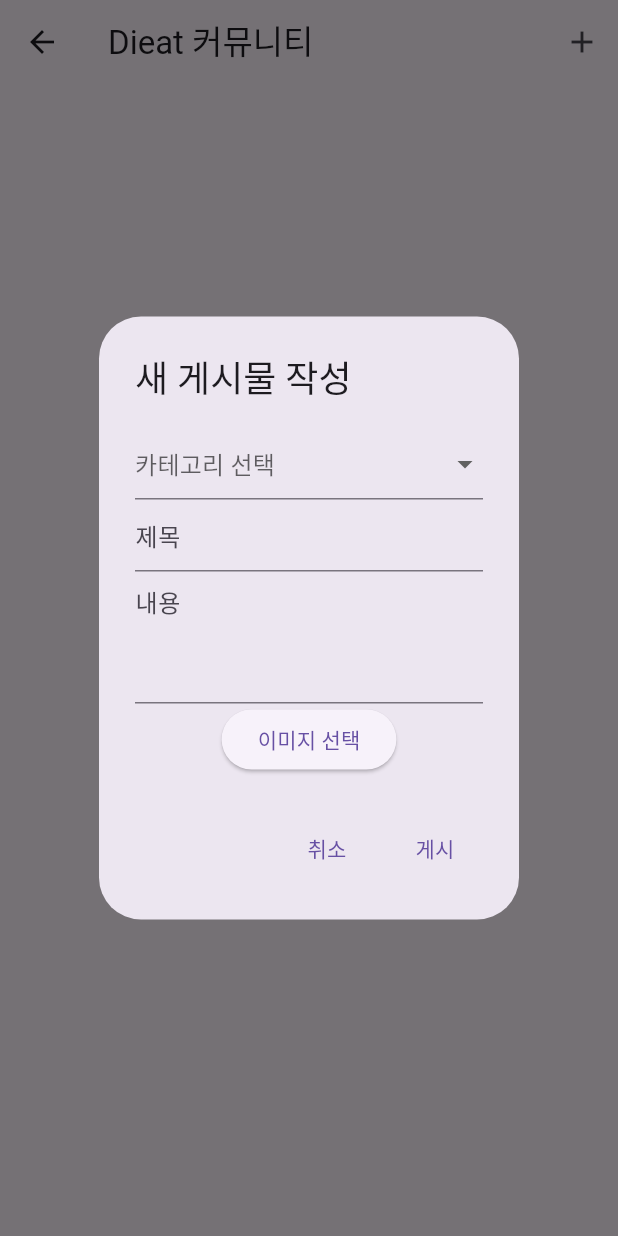
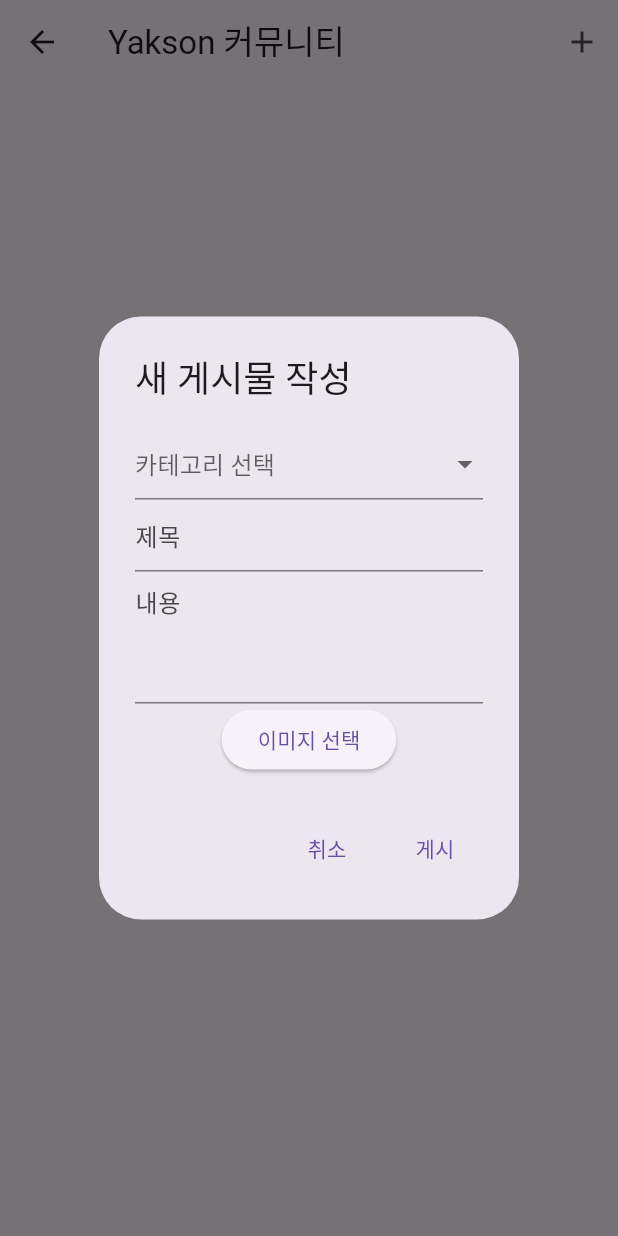
Before and after one commit to SeSACTHONhillinghand/yakson-flutter, a Flutter app: the CommunityScreen screen opened directly with empty values, after a tap on the "add" icon, on a phone screen of 412 x 824 dp. Run offline on Flutter 3.47's test engine with Material 3 defaults, Android fonts, the phone set to English and light mode, and no system bars; our stand-ins replace firebase_auth, firebase_core, font_awesome_flutter, google_sign_in, shared_preferences, table_calendar; accounts and stored records are empty.

Commit message:
Update community.dart

```diff
--- a/lib/community.dart
+++ b/lib/community.dart
@@ -67,7 +67,7 @@ class _CommunityScreenState extends State<CommunityScreen> {
                     DropdownButtonFormField<String>(
                       value: category,
                       hint: Text('카테고리 선택'),
-                      items: ['오운완 인증', '식단 인증']
+                      items: ['약 복용', '사진']
                           .map((label) => DropdownMenuItem(
                         child: Text(label),
                         value: label,
@@ -212,7 +212,7 @@ class _CommunityScreenState extends State<CommunityScreen> {
   Widget build(BuildContext context) {
     return Scaffold(
       appBar: AppBar(
-        title: Text("Dieat 커뮤니티"),
+        title: Text("Yakson 커뮤니티"),
         actions: [
           IconButton(
             icon: Icon(Icons.add),
@@ -320,7 +320,7 @@ class PostWidget extends StatelessWidget {
     await FirebaseDynamicLinks.instance.buildShortLink(parameters);
     final Uri shortUrl = shortLink.shortUrl;
 
-    await Share.share('내 Dieat 게시물을 확인해보세요: $shortUrl');
+    await Share.share('내 게시물을 확인해보세요: $shortUrl');
   }
 
   void _showComments(BuildContext context) {
@@ -332,9 +332,9 @@ class PostWidget extends StatelessWidget {
 
   Color _getCategoryColor() {
     switch (post.category) {
-      case '#오운완 인증':
+      case '약 복용 인증':
         return Colors.green[100]!;
-      case '#식단 인증':
+      case '사진':
         return Colors.yellow[100]!;
       default:
         return Colors.white;
```
